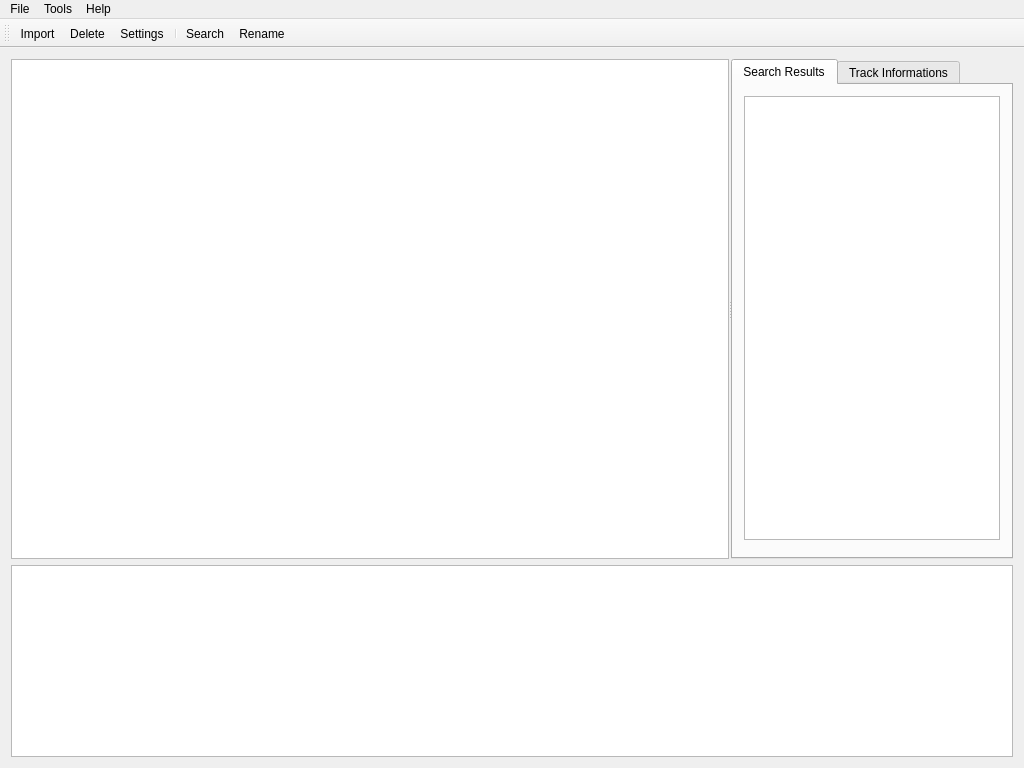
alorence/tym, file src/gui/mainwindow.ui: the form before one commit.
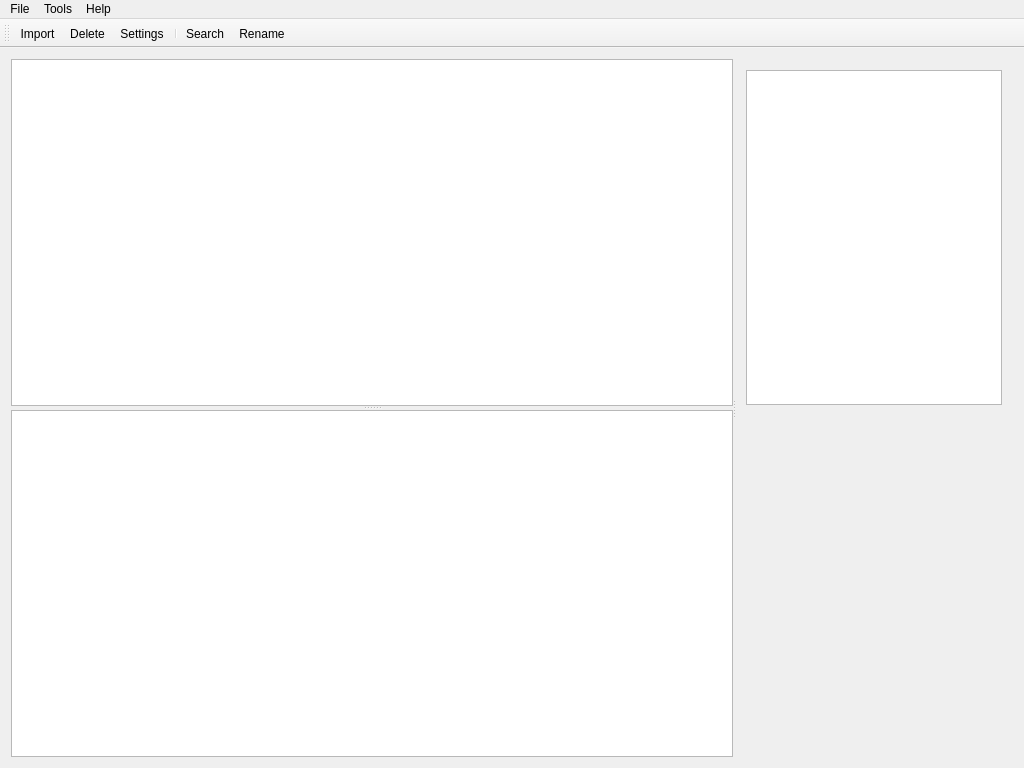
The form after the commit. Icons and pictures are not drawn. Custom widgets are drawn as their Qt base class.

```diff
--- a/src/gui/mainwindow.ui
+++ b/src/gui/mainwindow.ui
@@ -25,17 +25,8 @@
   </property>
   <widget class="QWidget" name="centralWidget">
    <layout class="QGridLayout" name="gridLayout_2">
-    <item row="1" column="0">
-     <widget class="QSplitter" name="splitter">
-      <property name="enabled">
-       <bool>true</bool>
-      </property>
-      <property name="sizePolicy">
-       <sizepolicy hsizetype="Preferred" vsizetype="Preferred">
-        <horstretch>0</horstretch>
-        <verstretch>1</verstretch>
-       </sizepolicy>
-      </property>
+    <item row="0" column="0">
+     <widget class="QSplitter" name="verticalSplitter">
       <property name="orientation">
        <enum>Qt::Horizontal</enum>
       </property>
@@ -45,10 +36,23 @@
       <property name="childrenCollapsible">
        <bool>false</bool>
       </property>
+      <widget class="QSplitter" name="horizontalSplitter">
+       <property name="sizePolicy">
+        <sizepolicy hsizetype="Expanding" vsizetype="Expanding">
+         <horstretch>6</horstretch>
+         <verstretch>0</verstretch>
+        </sizepolicy>
+       </property>
+       <property name="orientation">
+        <enum>Qt::Vertical</enum>
+       </property>
+       <property name="childrenCollapsible">
+        <bool>false</bool>
+       </property>
       <widget class="QTableView" name="libraryView">
        <property name="sizePolicy">
         <sizepolicy hsizetype="Expanding" vsizetype="Expanding">
-         <horstretch>2</horstretch>
+          <horstretch>0</horstretch>
          <verstretch>0</verstretch>
         </sizepolicy>
        </property>
@@ -92,23 +96,21 @@
         <bool>false</bool>
        </attribute>
       </widget>
-      <widget class="QTabWidget" name="tabWidget">
+       <widget class="ConsoleWidget" name="outputConsole"/>
+      </widget>
+      <widget class="QWidget" name="">
+       <layout class="QGridLayout" name="rightPanel">
+        <item row="1" column="0">
+         <widget class="TrackInfosView" name="trackInfos" native="true">
        <property name="sizePolicy">
-        <sizepolicy hsizetype="Minimum" vsizetype="Expanding">
+           <sizepolicy hsizetype="Expanding" vsizetype="Expanding">
          <horstretch>0</horstretch>
          <verstretch>0</verstretch>
         </sizepolicy>
        </property>
-       <property name="currentIndex">
-        <number>0</number>
-       </property>
-       <widget class="QWidget" name="searchTab">
-        <attribute name="title">
-         <string>Search Results</string>
-        </attribute>
-        <layout class="QGridLayout" name="gridLayout">
-         <item row="1" column="0">
-          <widget class="TrackInfosView" name="trackInfos" native="true"/>
+          <zorder>pushButton</zorder>
+          <zorder>searchResultsView</zorder>
+         </widget>
          </item>
          <item row="0" column="0">
           <widget class="QTableView" name="searchResultsView">
@@ -143,16 +145,7 @@
          </item>
         </layout>
        </widget>
-       <widget class="QWidget" name="trackInfoTab">
-        <attribute name="title">
-         <string>Track Informations</string>
-        </attribute>
-       </widget>
-      </widget>
-     </widget>
-    </item>
-    <item row="2" column="0">
-     <widget class="ConsoleWidget" name="outputConsole"/>
+     </widget>
     </item>
    </layout>
   </widget>
```
Left out of the diff: 3 changed lines with no effect on the pictures. Lines whose indentation alone changed are shown as unchanged.
